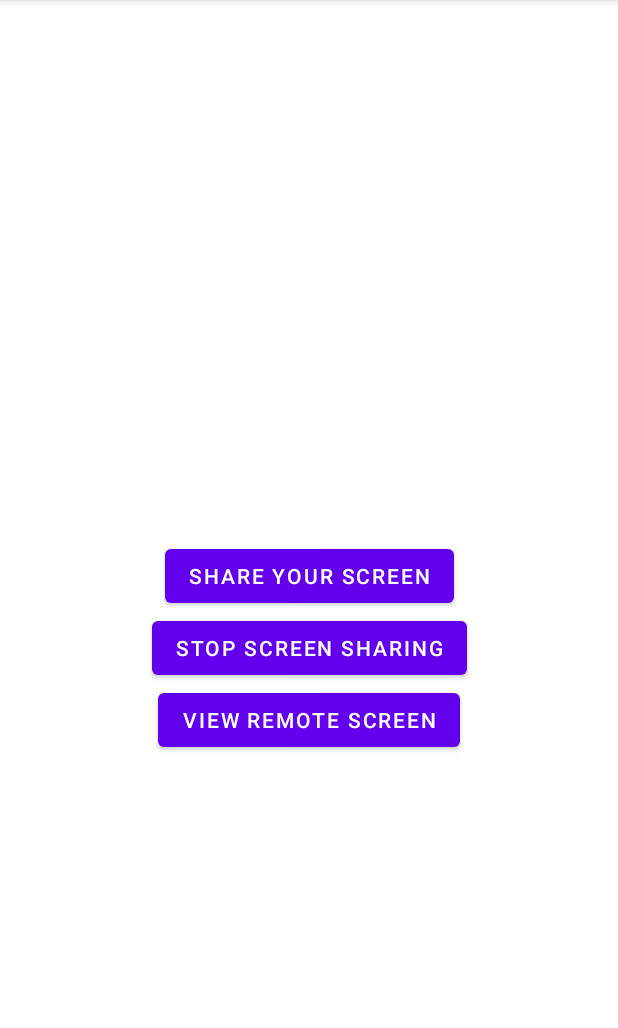
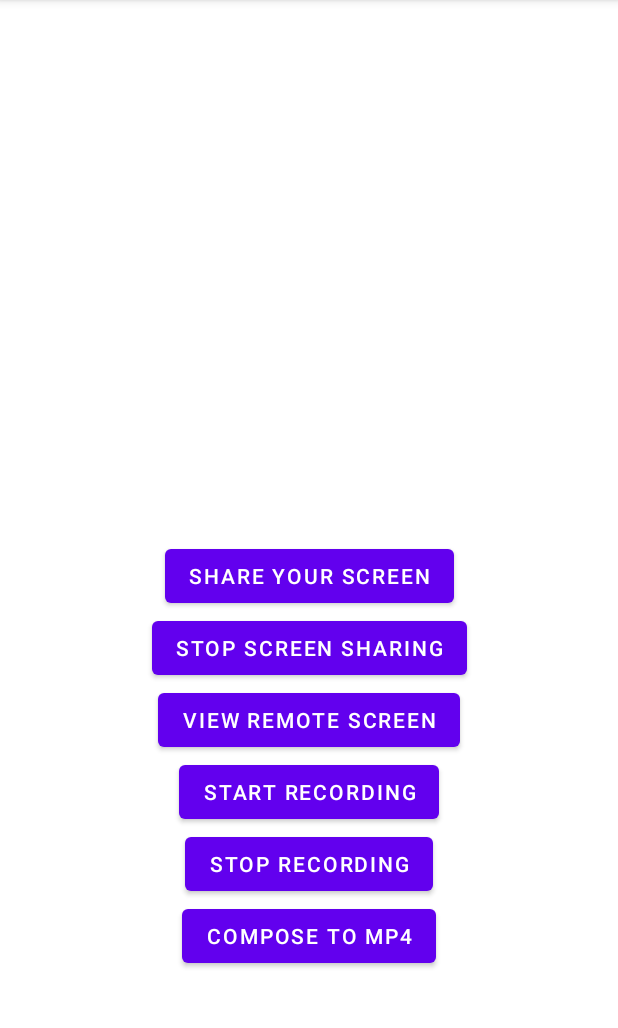
Before and after one commit to kabeersohail/ScreenShare, an Android app: the screen it shows after launch (MainActivity), on a phone screen of 412 x 824 dp, the part 84-1112 px from its top. Run offline under Robolectric (Android 15) with nearby library versions, the phone set to English and light mode, and no system bars; our stand-ins replace data binding; libraries missing offline, so code that uses them is left out: com.twilio, com.twilio.video; 2 statements that could not run were skipped.

Commit message:
start/stop recording is completed

```diff
--- a/app/src/main/res/layout/fragment_launch.xml
+++ b/app/src/main/res/layout/fragment_launch.xml
@@ -34,6 +34,34 @@
             app:layout_constraintStart_toStartOf="parent"
             app:layout_constraintTop_toBottomOf="@id/stop_screen_share" />
 
+        <com.google.android.material.button.MaterialButton
+            android:id="@+id/start_recording"
+            android:layout_width="wrap_content"
+            android:layout_height="wrap_content"
+            android:text="@string/start_recording"
+            app:layout_constraintEnd_toEndOf="parent"
+            app:layout_constraintStart_toStartOf="parent"
+            app:layout_constraintTop_toBottomOf="@id/view_remote_screen" />
+
+        <com.google.android.material.button.MaterialButton
+            android:id="@+id/stop_recording"
+            android:layout_width="wrap_content"
+            android:layout_height="wrap_content"
+            android:text="@string/stop_recording"
+            app:layout_constraintEnd_toEndOf="parent"
+            app:layout_constraintStart_toStartOf="parent"
+            app:layout_constraintTop_toBottomOf="@id/start_recording" />
+
+        <com.google.android.material.button.MaterialButton
+            android:id="@+id/compose_to_mp4"
+            android:layout_width="wrap_content"
+            android:layout_height="wrap_content"
+            android:text="@string/compose_to_mp4"
+            app:layout_constraintEnd_toEndOf="parent"
+            app:layout_constraintStart_toStartOf="parent"
+            app:layout_constraintTop_toBottomOf="@id/stop_recording" />
+
+
     </androidx.constraintlayout.widget.ConstraintLayout>
 
 </layout>
--- a/app/src/main/res/values/strings.xml
+++ b/app/src/main/res/values/strings.xml
@@ -6,4 +6,7 @@
     <string name="screen_capture_error">Screen capturer error occurred.</string>
     <string name="initial_status">Not connected to any room yet</string>
     <string name="connected">Connected</string>
+    <string name="start_recording">Start Recording</string>
+    <string name="stop_recording">Stop Recording</string>
+    <string name="compose_to_mp4">Compose to mp4</string>
 </resources>
```
Also changed, not shown: app/build.gradle (+13 -3 lines), app/src/main/java/com/example/screenshare/fragments/LaunchFragment.kt (+67 -5 lines), app/src/main/java/com/example/screenshare/ktor/KtorConfiguration.kt (added, +18 -0 lines).
